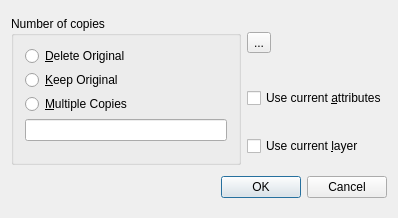
LibreCAD/LibreCAD, file librecad/src/ui/forms/qg_dlgmove.ui: the form before one commit.
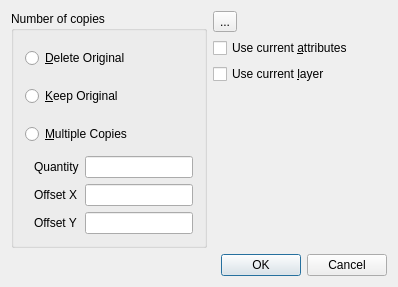
The form after the commit. Icons and pictures are not drawn.

What changed in the file:
```diff
--- a/librecad/src/ui/forms/qg_dlgmove.ui
+++ b/librecad/src/ui/forms/qg_dlgmove.ui
@@ -7,7 +7,7 @@
     <x>0</x>
     <y>0</y>
     <width>398</width>
-    <height>218</height>
+    <height>287</height>
    </rect>
   </property>
   <property name="sizePolicy">
@@ -25,14 +25,14 @@
   <property name="windowTitle">
    <string>Move/Copy Options</string>
   </property>
-  <layout class="QGridLayout">
-   <item row="0" column="0" rowspan="3">
+  <layout class="QGridLayout" name="gridLayout_2">
+   <item row="0" column="0" rowspan="4">
     <widget class="QGroupBox" name="bgNumber">
      <property name="title">
       <string>Number of copies</string>
      </property>
-     <layout class="QVBoxLayout">
-      <item>
+     <layout class="QGridLayout" name="gridLayout">
+      <item row="0" column="0" colspan="3">
        <widget class="QRadioButton" name="rbMove">
         <property name="sizePolicy">
          <sizepolicy hsizetype="Minimum" vsizetype="Preferred">
@@ -51,7 +51,7 @@
         </property>
        </widget>
       </item>
-      <item>
+      <item row="1" column="0" colspan="3">
        <widget class="QRadioButton" name="rbCopy">
         <property name="sizePolicy">
          <sizepolicy hsizetype="Minimum" vsizetype="Preferred">
@@ -70,7 +70,7 @@
         </property>
        </widget>
       </item>
-      <item>
+      <item row="2" column="0" colspan="3">
        <widget class="QRadioButton" name="rbMultiCopy">
         <property name="sizePolicy">
          <sizepolicy hsizetype="Minimum" vsizetype="Preferred">
@@ -89,46 +89,90 @@
         </property>
        </widget>
       </item>
-      <item>
+      <item row="3" column="0">
+       <spacer name="horizontalSpacer">
+        <property name="orientation">
+         <enum>Qt::Horizontal</enum>
+        </property>
+        <property name="sizeHint" stdset="0">
+         <size>
+          <width>3</width>
+          <height>20</height>
+         </size>
+        </property>
+       </spacer>
+      </item>
+      <item row="3" column="1">
+       <widget class="QLabel" name="lblQuantity">
+        <property name="text">
+         <string>Quantity</string>
+        </property>
+       </widget>
+      </item>
+      <item row="3" column="2">
        <widget class="QLineEdit" name="leNumber">
         <property name="toolTip">
          <string>Number of copies. Maximum 100</string>
         </property>
        </widget>
       </item>
-      <item>
-       <spacer name="spacer7">
+      <item row="4" column="0">
+       <spacer name="horizontalSpacer_2">
         <property name="orientation">
-         <enum>Qt::Vertical</enum>
+         <enum>Qt::Horizontal</enum>
         </property>
-        <property name="sizeType">
-         <enum>QSizePolicy::Expanding</enum>
+        <property name="sizeHint" stdset="0">
+         <size>
+          <width>3</width>
+          <height>20</height>
+         </size>
         </property>
+       </spacer>
+      </item>
+      <item row="4" column="1">
+       <widget class="QLabel" name="lblOffsetX">
+        <property name="text">
+         <string>Offset X</string>
+        </property>
+       </widget>
+      </item>
+      <item row="4" column="2">
+       <widget class="QLineEdit" name="leOffsetX">
+        <property name="toolTip">
+         <string>Number of copies. Maximum 100</string>
+        </property>
+       </widget>
+      </item>
+      <item row="5" column="0">
+       <spacer name="horizontalSpacer_3">
+        <property name="orientation">
+         <enum>Qt::Horizontal</enum>
+        </property>
         <property name="sizeHint" stdset="0">
          <size>
-          <width>20</width>
-          <height>130</height>
+          <width>3</width>
+          <height>20</height>
          </size>
         </property>
        </spacer>
       </item>
+      <item row="5" column="1">
+       <widget class="QLabel" name="lblOffsetY">
+        <property name="text">
+         <string>Offset Y</string>
+        </property>
+       </widget>
+      </item>
+      <item row="5" column="2">
+       <widget class="QLineEdit" name="leOffsetY">
+        <property name="toolTip">
+         <string>Number of copies. Maximum 100</string>
+        </property>
+       </widget>
+      </item>
      </layout>
     </widget>
    </item>
-   <item row="1" column="1">
-    <widget class="QCheckBox" name="cbCurrentAttributes">
-     <property name="text">
-      <string>Use current &amp;attributes</string>
-     </property>
-    </widget>
-   </item>
-   <item row="2" column="1">
-    <widget class="QCheckBox" name="cbCurrentLayer">
-     <property name="text">
-      <string>Use current &amp;layer</string>
-     </property>
-    </widget>
-   </item>
    <item row="0" column="1">
     <widget class="QToolButton" name="toolButton">
      <property name="text">
@@ -146,7 +190,34 @@
      </property>
     </widget>
    </item>
-   <item row="3" column="0" colspan="2">
+   <item row="1" column="1">
+    <widget class="QCheckBox" name="cbCurrentAttributes">
+     <property name="text">
+      <string>Use current &amp;attributes</string>
+     </property>
+    </widget>
+   </item>
+   <item row="2" column="1">
+    <widget class="QCheckBox" name="cbCurrentLayer">
+     <property name="text">
+      <string>Use current &amp;layer</string>
+     </property>
+    </widget>
+   </item>
+   <item row="3" column="1">
+    <spacer name="verticalSpacer">
+     <property name="orientation">
+      <enum>Qt::Vertical</enum>
+     </property>
+     <property name="sizeHint" stdset="0">
+      <size>
+       <width>20</width>
+       <height>101</height>
+      </size>
+     </property>
+    </spacer>
+   </item>
+   <item row="4" column="1">
     <widget class="QDialogButtonBox" name="buttonBox">
      <property name="standardButtons">
       <set>QDialogButtonBox::Cancel|QDialogButtonBox::Ok</set>
```
Left out of the diff: 128 changed lines with no effect on the pictures.
